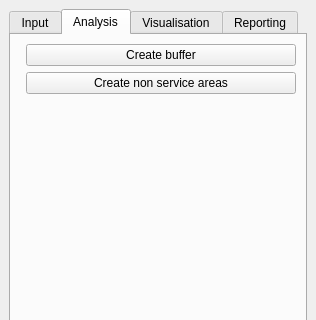
Matthie456/Bon_DenDuijn, file SpatialDecision/spatial_decision_dockwidget_base.ui: the form before one commit; both pictures show x 0 to 316 and y 0 to 320 of the 316 by 505 pixel window.
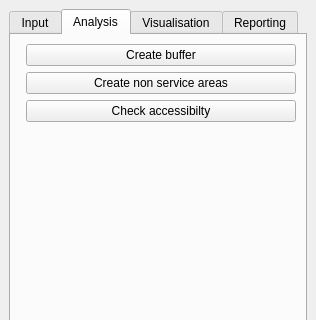
The form after the commit.

Commit message: Yo, check def accessibilty. Gaat iets niet helemaal goed bij inserttempfeatures

Diff of the .ui file:
```diff
--- a/SpatialDecision/spatial_decision_dockwidget_base.ui
+++ b/SpatialDecision/spatial_decision_dockwidget_base.ui
@@ -122,6 +122,13 @@
           </property>
          </widget>
         </item>
+        <item row="3" column="1">
+         <widget class="QPushButton" name="accessibilityButton">
+          <property name="text">
+           <string>Check accessibilty</string>
+          </property>
+         </widget>
+        </item>
        </layout>
       </widget>
       <widget class="QWidget" name="VisualisationTab">
```
The commit also changes 2 other files.
